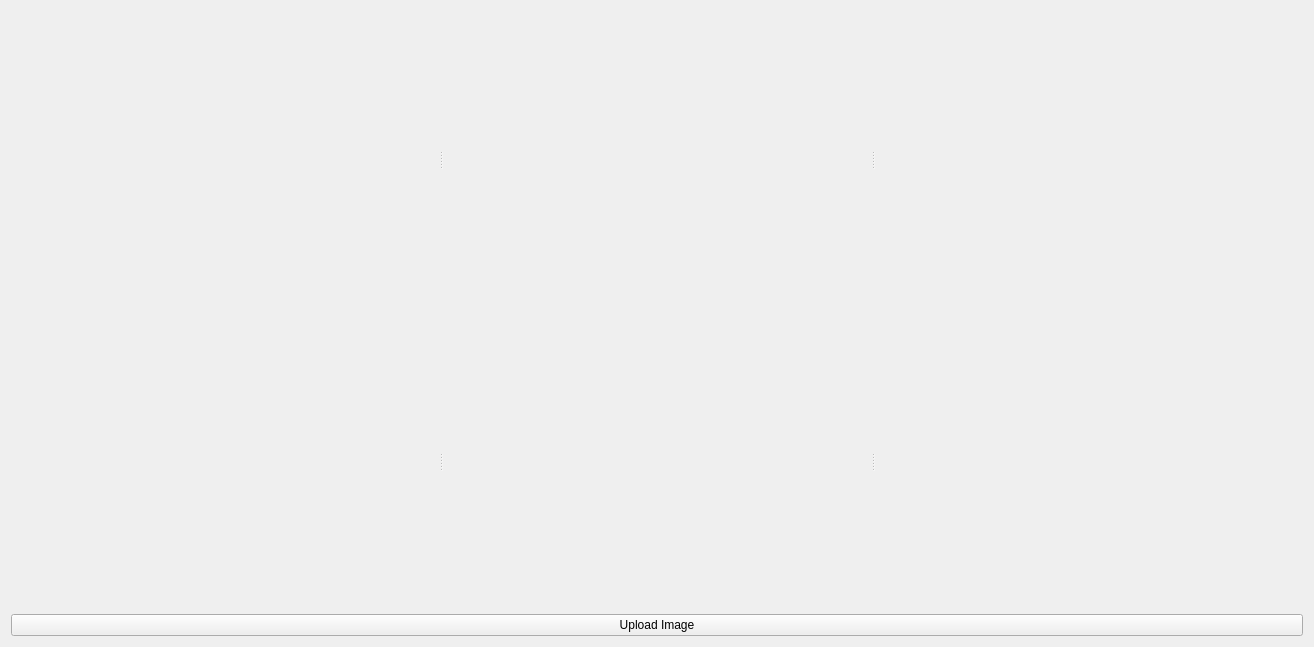
Qt form Task1/UI/plotswidget.ui (SBME2025-ComputerVision/Task1_CV_CPP) before a commit.
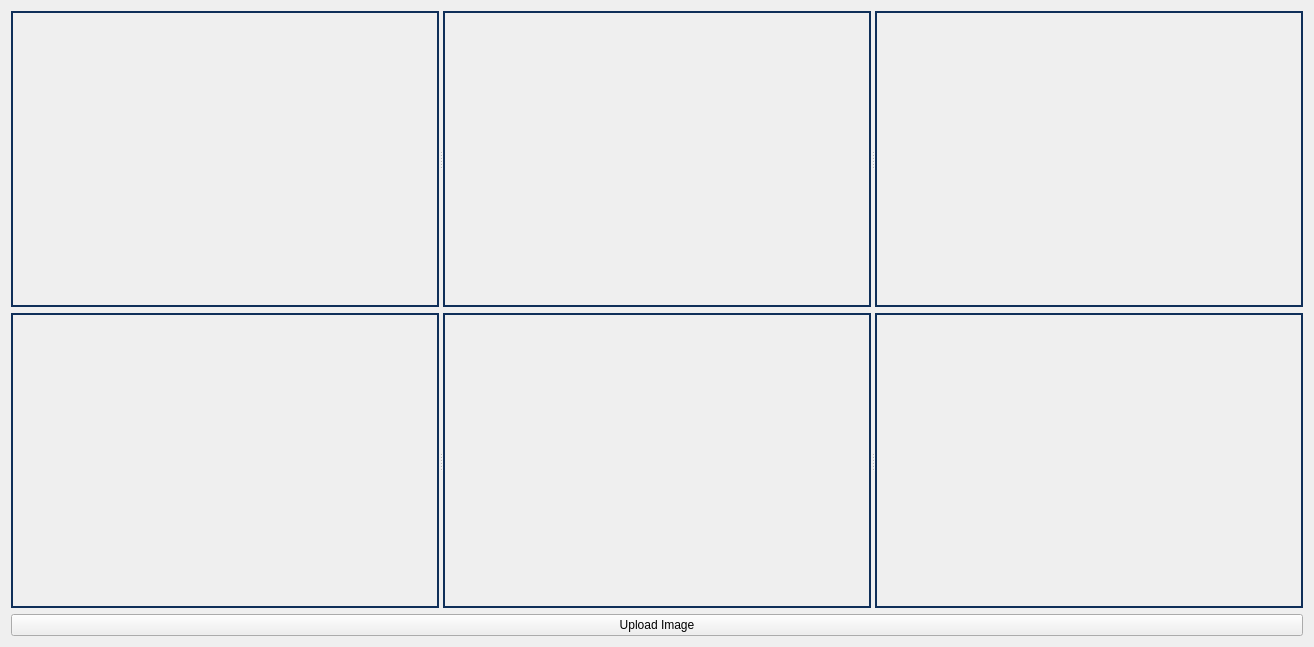
The same form after that commit.

Diff of the .ui file:
```diff
--- a/Task1/UI/plotswidget.ui
+++ b/Task1/UI/plotswidget.ui
@@ -20,16 +20,28 @@
       <enum>Qt::Horizontal</enum>
      </property>
      <widget class="QLabel" name="redHistogramLabel">
+      <property name="styleSheet">
+       <string notr="true">border: 2px solid rgb(15, 47, 89);;
+padding: 10px;</string>
+      </property>
       <property name="text">
        <string/>
       </property>
      </widget>
      <widget class="QLabel" name="greenHistogramLabel">
+      <property name="styleSheet">
+       <string notr="true">border: 2px solid rgb(15, 47, 89);;
+padding: 10px;</string>
+      </property>
       <property name="text">
        <string/>
       </property>
      </widget>
      <widget class="QLabel" name="blueHistogramLabel">
+      <property name="styleSheet">
+       <string notr="true">border: 2px solid rgb(15, 47, 89);;
+padding: 10px;</string>
+      </property>
       <property name="text">
        <string/>
       </property>
@@ -42,16 +54,28 @@
       <enum>Qt::Horizontal</enum>
      </property>
      <widget class="QLabel" name="rgbDistributionHistogramLabel">
+      <property name="styleSheet">
+       <string notr="true">border: 2px solid rgb(15, 47, 89);;
+padding: 10px;</string>
+      </property>
       <property name="text">
        <string/>
       </property>
      </widget>
      <widget class="QLabel" name="grayscaleDistributionCurveLabel">
+      <property name="styleSheet">
+       <string notr="true">border: 2px solid rgb(15, 47, 89);;
+padding: 10px;</string>
+      </property>
       <property name="text">
        <string/>
       </property>
      </widget>
      <widget class="QLabel" name="grayscaleHistogramlabel">
+      <property name="styleSheet">
+       <string notr="true">border: 2px solid rgb(15, 47, 89);;
+padding: 10px;</string>
+      </property>
       <property name="text">
        <string/>
       </property>
```
